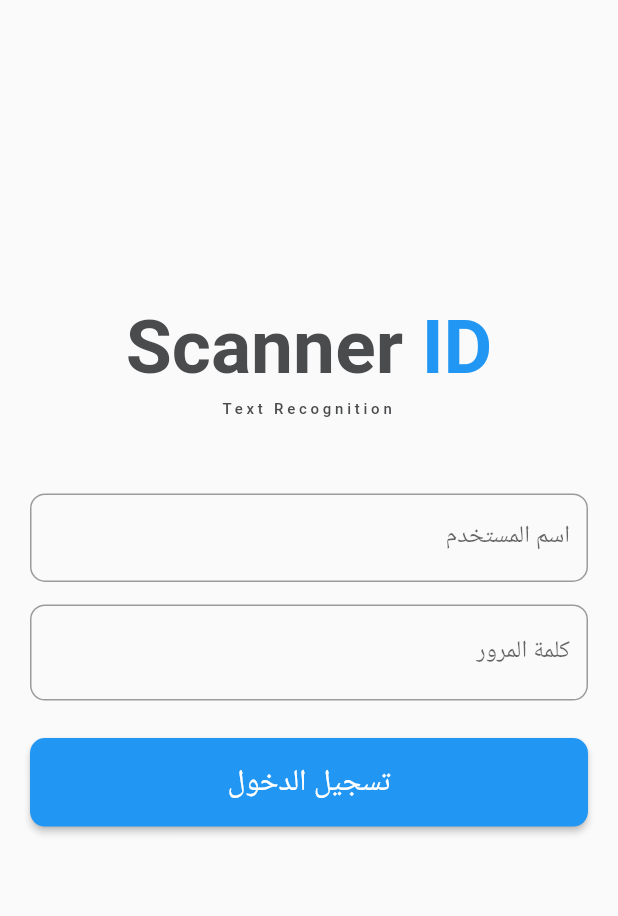
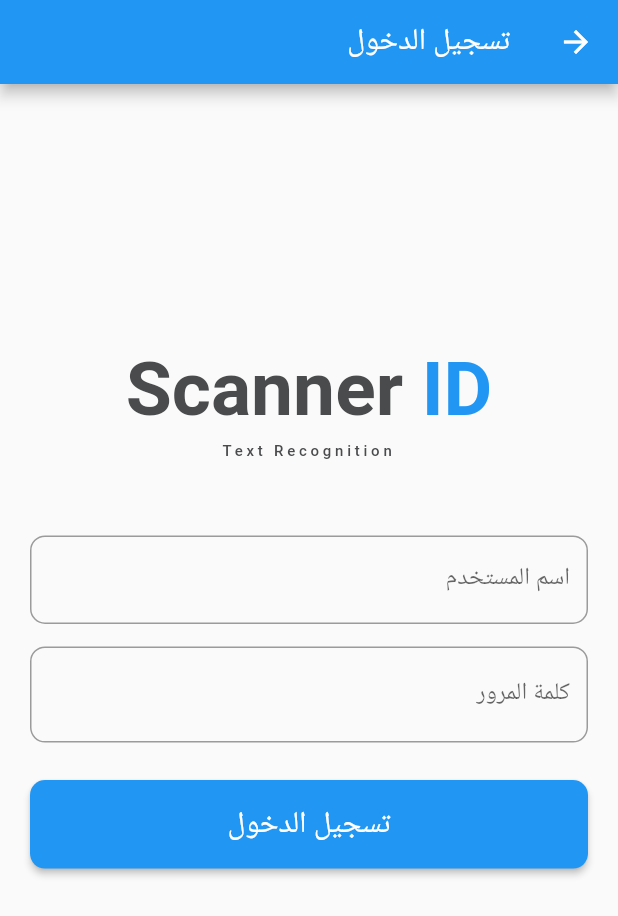
Before and after one commit to mohamedSalah1994/id-scanner-app, a Flutter app: the Login screen opened by its route, on a phone screen of 412 x 824 dp. Shown: the top 916 px of the screen. Run offline on Flutter 3.47's test engine with Material 2 defaults, Android fonts, the light colour scheme and no system bars; drawn by our look-alikes of modal_progress_hud_nsn; our stand-ins replace awesome_snackbar_content, connectivity_plus, device_info_plus, dotted_border, dropdown_button2, flutter_image_slideshow and 9 more; missing offline and left inert: external_path, flutter_device_identifier; accounts and stored records are empty; network calls fail; Roboto replaces fonts that are missing (Cairo).

Commit message:
add internet widget to login page

```diff
--- a/lib/controllers/card_controller.dart
+++ b/lib/controllers/card_controller.dart
@@ -320,7 +320,7 @@ class CardController extends GetxController {
         var data = utf8.decode(response.bodyBytes);
         var result = jsonDecode(data);
         eventObject = EventModel.fromJson(result);
-        print(data);
+
 
         ///error
       }
--- a/lib/screens/add_card.dart
+++ b/lib/screens/add_card.dart
@@ -232,9 +232,7 @@ class _AddCardState extends State<AddCard> {
                               );
                             } else if (controller.frontImageName!.isEmpty) {
                               showWarningSnackBar(
-
                                 'تنبيه',
-
                                 'يجب أن تدخل وجه البطاقه',
                               );
                             } else if (controller.backImageName!.isEmpty) {
--- a/lib/screens/edit_card.dart
+++ b/lib/screens/edit_card.dart
@@ -116,6 +116,7 @@ class _EditCardState extends State<EditCard> {
                                   onChanged: (EventDatum? newValue) {
                                     controller.selected = newValue;
                                   },
+
                                   onSaved: (value) {}),
                           const SizedBox(height: 20),
                           inputLabel('وجه البطاقة'),
--- a/lib/screens/login.dart
+++ b/lib/screens/login.dart
@@ -1,5 +1,6 @@
 import 'package:flutter/material.dart';
 import 'package:get/get.dart';
+import 'package:id_scanner/widgets/internet_widget.dart';
 import 'package:modal_progress_hud_nsn/modal_progress_hud_nsn.dart';
 
 import '../app_data.dart';
@@ -17,26 +18,28 @@ class Login extends StatelessWidget {
 
     return GetBuilder<LoginController>(builder: (controller) {
       return Scaffold(
-        body: ModalProgressHUD(
+        appBar: AppBar(
+          backgroundColor: AppData.mainColor,
+          title: const Text('تسجيل الدخول'),
+        ),
+        body: InterNetWidget(
+          widget: ModalProgressHUD(
             inAsyncCall: controller.isLoading,
             child: Padding(
-            padding:
-                const EdgeInsets.all(20),
+              padding: const EdgeInsets.all(20),
               child: Center(
                 child: ListView(
                   shrinkWrap: true,
                   children: [
-
                     logoText(),
-
-
 
                     const SizedBox(height: 50),
                     TextField(
-                    decoration:  InputDecoration(
+                      decoration: InputDecoration(
                           border: OutlineInputBorder(
                             borderRadius: BorderRadius.circular(10),
-                        ), labelText: 'اسم المستخدم'),
+                          ),
+                          labelText: 'اسم المستخدم'),
                       controller: controller.email,
                     ),
                     const SizedBox(height: 15),
@@ -44,7 +47,7 @@ class Login extends StatelessWidget {
                       () => TextField(
                         obscureText: controller.isPaawordHidden.value,
                         decoration: InputDecoration(
-                        border:  OutlineInputBorder(
+                          border: OutlineInputBorder(
                             borderRadius: BorderRadius.circular(10),
                           ),
                           labelText: 'كلمة المرور',
@@ -74,7 +77,6 @@ class Login extends StatelessWidget {
                       child: const Text('تسجيل الدخول',
                           style: TextStyle(color: Colors.white, fontSize: 20)),
                       onPressed: () {
-
                         controller.sendLogin(context);
                       },
                     ),
@@ -96,6 +98,7 @@ class Login extends StatelessWidget {
               ),
             ),
           ),
+        ),
       );
     });
   }
```
Lines whose indentation alone changed are shown as unchanged.
